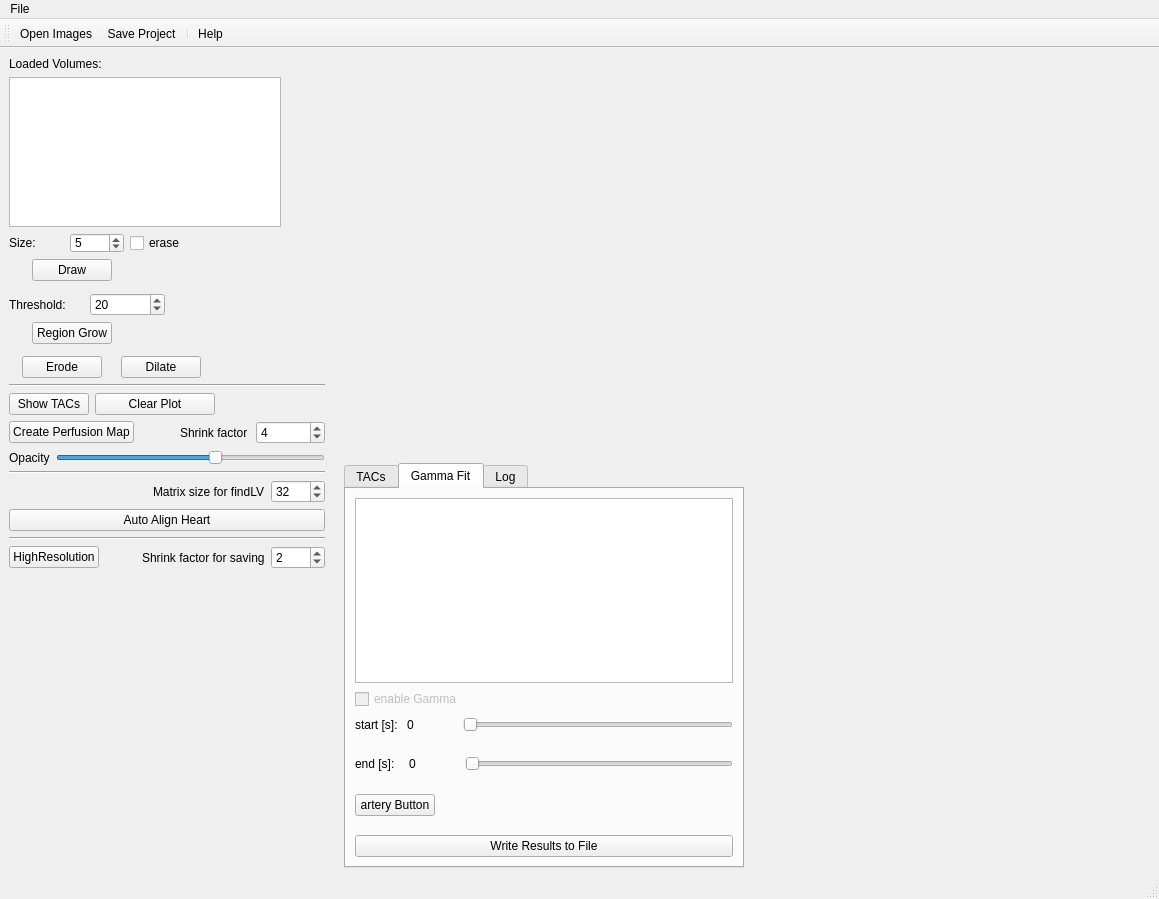
Before: the Qt Designer form main/KardioPerfusion.ui in CardiacImagingCharite/CardiacPerfusion, drawn with Qt 5.
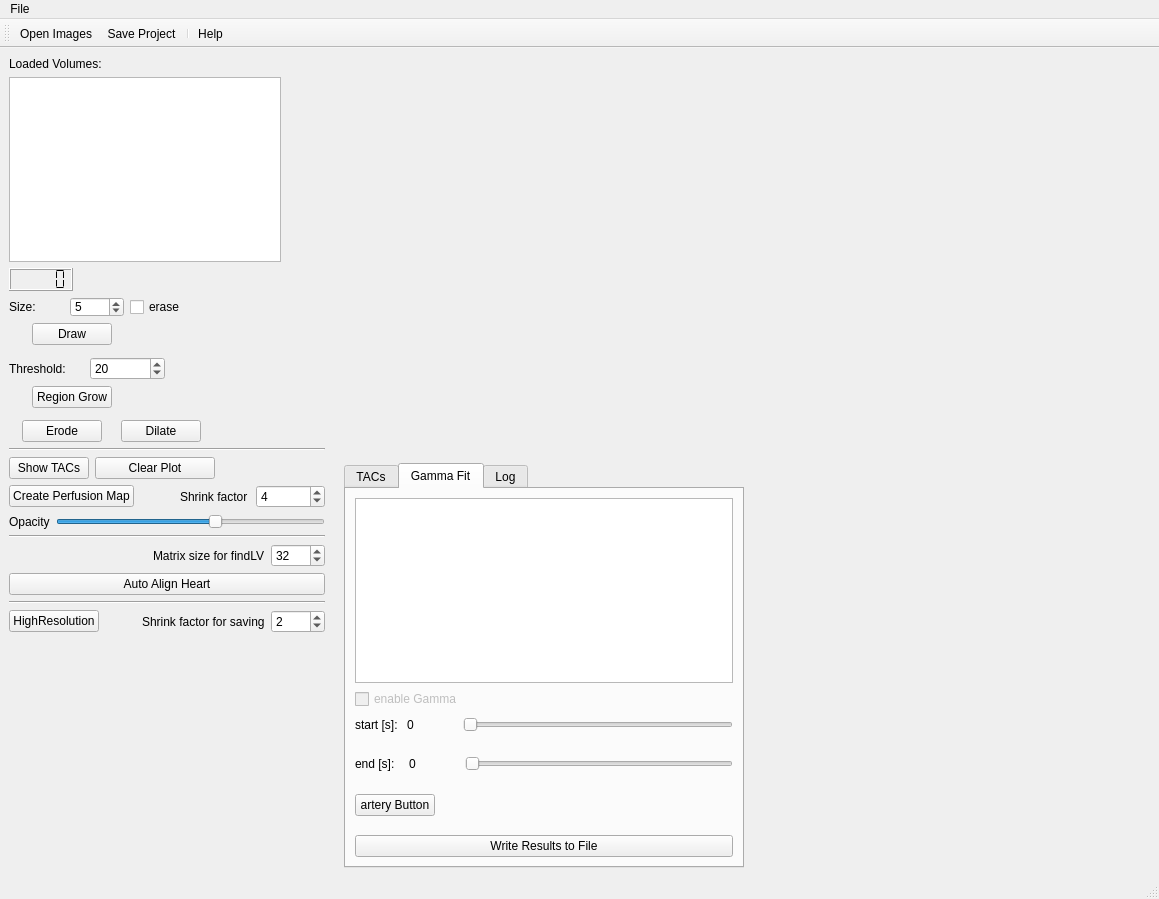
After: the same form once the commit is applied. Icons and pictures are not drawn. Custom widgets are drawn as their Qt base class.

Commit message: display number of current item

Diff of the .ui file:
```diff
--- a/main/KardioPerfusion.ui
+++ b/main/KardioPerfusion.ui
@@ -86,6 +86,30 @@
           </item>
          </layout>
         </item>
+        <item>
+         <layout class="QHBoxLayout" name="horizontalLayout_15">
+          <item>
+           <widget class="QLCDNumber" name="num_phase">
+            <property name="segmentStyle">
+             <enum>QLCDNumber::Flat</enum>
+            </property>
+           </widget>
+          </item>
+          <item>
+           <spacer name="horizontalSpacer_13">
+            <property name="orientation">
+             <enum>Qt::Horizontal</enum>
+            </property>
+            <property name="sizeHint" stdset="0">
+             <size>
+              <width>40</width>
+              <height>20</height>
+             </size>
+            </property>
+           </spacer>
+          </item>
+         </layout>
+        </item>
         <item>
          <layout class="QVBoxLayout" name="verticalLayout">
           <property name="bottomMargin">
@@ -649,7 +673,7 @@
         <property name="sizeHint" stdset="0">
          <size>
           <width>20</width>
-          <height>350</height>
+          <height>250</height>
          </size>
         </property>
        </spacer>
```
The commit also changes 1 other file.
